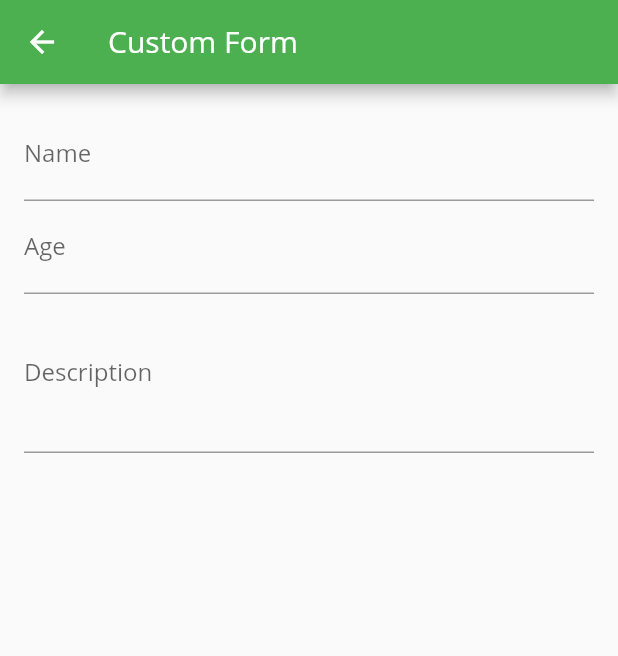
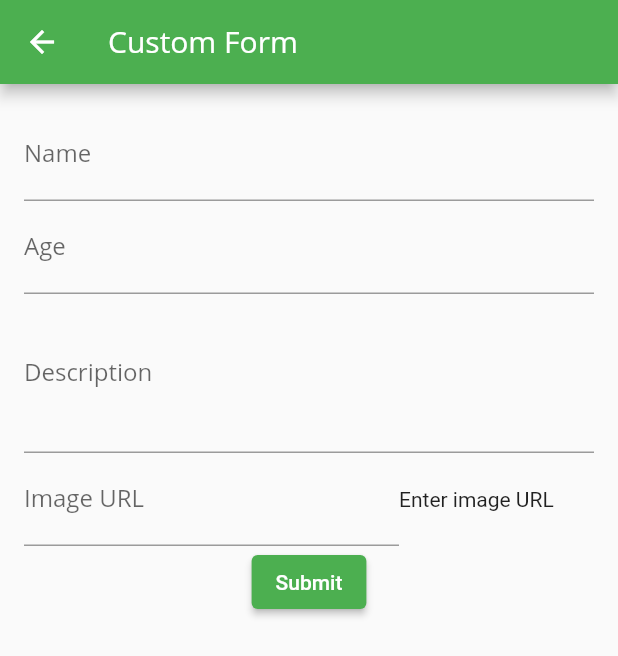
Before and after one commit to abhi2718/Dart-and-Flutter, a Flutter app: the CustomForm screen opened by its route, on a phone screen of 412 x 824 dp. Shown: the top 656 px of the screen. Run offline on Flutter 3.47's test engine with Material 2 defaults, Android fonts, the phone set to English and light mode, and no system bars; network calls fail.

Commit message:
Form with validation

```diff
--- a/flutterWidget/widgets/lib/screens/form.dart
+++ b/flutterWidget/widgets/lib/screens/form.dart
@@ -1,4 +1,5 @@
 import 'package:flutter/material.dart';
+import 'package:flutter/services.dart';
 
 // 225 end
 
@@ -12,12 +13,29 @@ class CustomForm extends StatefulWidget {
 class _CustomFormState extends State<CustomForm> {
   final _ageFocousNode = FocusNode();
   final _descriptionNode = FocusNode();
+  final _imageController = TextEditingController();
+  final _formKey = GlobalKey<FormState>();
+
+  final data = {"name": "", "age": 0, "description": "", "imgUrl": ""};
+
+  @override
+  void initState() {
+    super.initState();
+  }
 
   @override
   void dispose() {
     _ageFocousNode.dispose();
     _descriptionNode.dispose();
     super.dispose();
+  }
+
+  void _saveForm() {
+    final isValid = _formKey.currentState?.validate();
+    if (!isValid!) {
+      return;
+    }
+    _formKey.currentState?.save();
   }
 
   @override
@@ -32,6 +50,7 @@ class _CustomFormState extends State<CustomForm> {
               height: 400,
               width: double.infinity,
               child: Form(
+                key: _formKey,
                 child: SingleChildScrollView(
                   child: Column(
                     children: [
@@ -47,6 +66,15 @@ class _CustomFormState extends State<CustomForm> {
                           //  print(value);
                           FocusScope.of(context).requestFocus(_ageFocousNode);
                         },
+                        onSaved: (newValue) {
+                          data["name"] = newValue!;
+                        },
+                        validator: (value) {
+                          if (value!.isEmpty) {
+                            return "Name is required"; // return some error message when there is some potential error
+                          }
+                          return null; // retun null when there is no error
+                        },
                       ),
                       TextFormField(
                         focusNode: _ageFocousNode,
@@ -58,6 +86,9 @@ class _CustomFormState extends State<CustomForm> {
                         onFieldSubmitted: (value) {
                           FocusScope.of(context).requestFocus(_descriptionNode);
                         },
+                        onSaved: (newValue) {
+                          data["age"] = newValue!;
+                        },
                       ),
 
                       // TextField For multi line input
@@ -68,7 +99,42 @@ class _CustomFormState extends State<CustomForm> {
                         ),
                         maxLines: 3,
                         keyboardType: TextInputType.multiline,
-                      )
+                        onSaved: (newValue) {
+                          data["description"] = newValue!;
+                        },
+                      ),
+                      Row(
+                        children: [
+                          SizedBox(
+                            width: 250,
+                            child: TextFormField(
+                              controller: _imageController,
+                              decoration:
+                                  const InputDecoration(labelText: "Image URL"),
+                              keyboardType: TextInputType.url,
+                              textInputAction: TextInputAction.done,
+                              onFieldSubmitted: (value) {
+                                setState(() {});
+                              },
+                              onSaved: (newValue) {
+                                data["imgUrl"] = newValue!;
+                              },
+                            ),
+                          ),
+                          _imageController.text.isEmpty
+                              ? const Text("Enter image URL")
+                              : SizedBox(
+                                  width: 60,
+                                  height: 60,
+                                  child: Image.network(
+                                    _imageController.text,
+                                    fit: BoxFit.contain,
+                                  ),
+                                ),
+                        ],
+                      ),
+                      ElevatedButton(
+                          onPressed: _saveForm, child: const Text("Submit"))
                     ],
                   ),
                 ),
@@ -80,3 +146,4 @@ class _CustomFormState extends State<CustomForm> {
     );
   }
 }
+// 228
```
